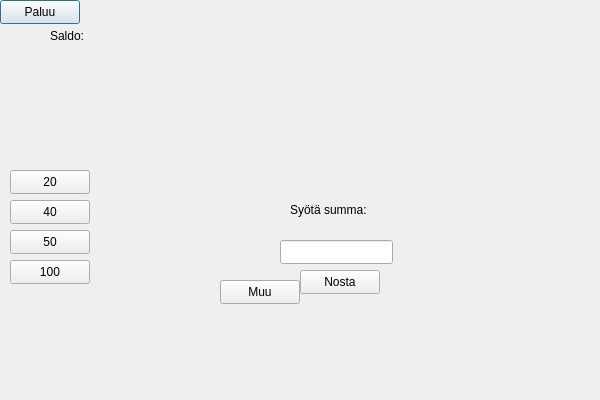
Before: the Qt Designer form bank_automat/withdraw.ui in 25kmo-project/group_7, drawn with Qt 5.
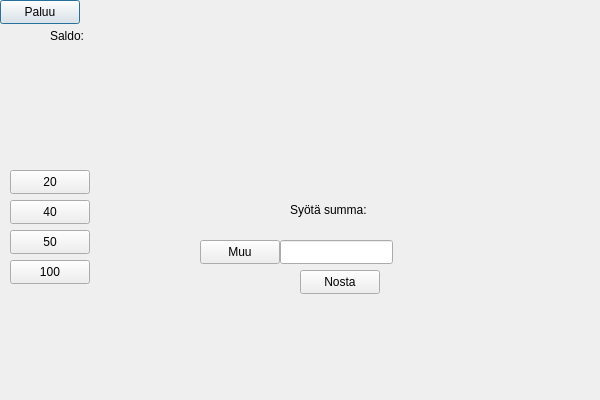
After: the same form once the commit is applied.

```diff
--- a/bank_automat/withdraw.ui
+++ b/bank_automat/withdraw.ui
@@ -97,8 +97,8 @@
   <widget class="QPushButton" name="btnWithdrawBack_6">
    <property name="geometry">
     <rect>
-     <x>220</x>
-     <y>280</y>
+     <x>200</x>
+     <y>240</y>
      <width>80</width>
      <height>24</height>
     </rect>
```
Left out of the diff: 19 changed lines with no effect on the pictures.
